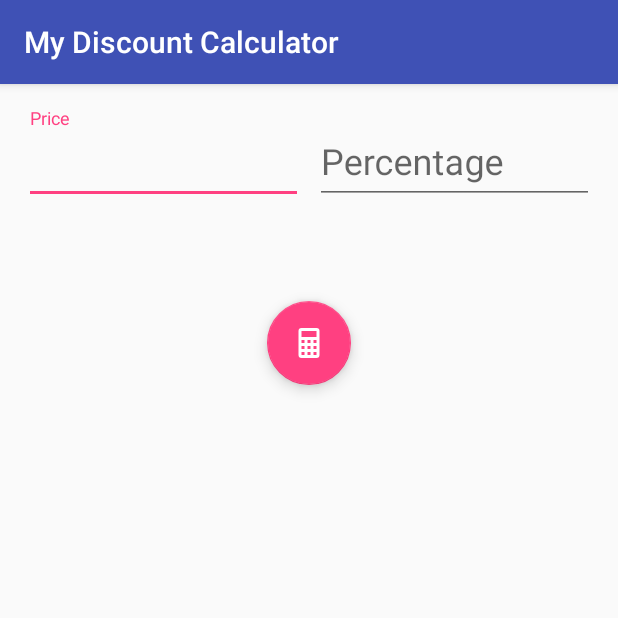
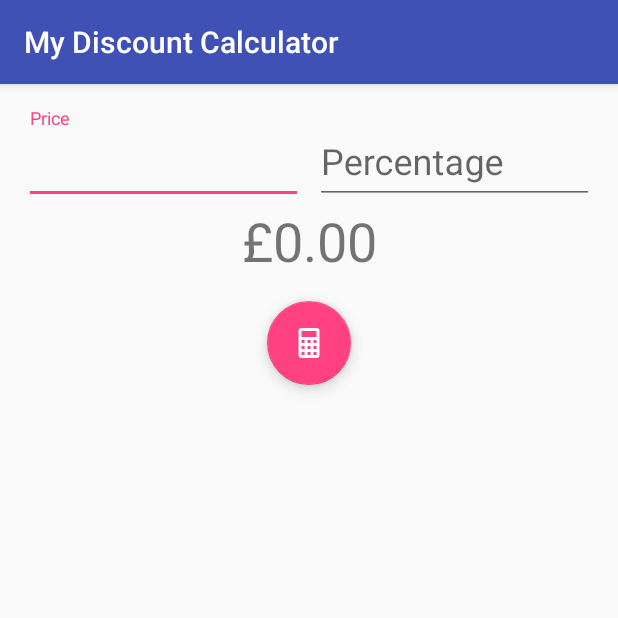
Before and after one commit to Jamizzle93/my-discount-calculator, an Android app: the screen it shows after launch (MainActivity), on a phone screen of 412 x 824 dp, the top half of it. Run offline under Robolectric (Android 15) with nearby library versions, the light colour scheme and no system bars.

Commit message:
feat(CalculateDiscount): Set the default text for the calculated price

```diff
--- a/app/src/main/java/com/mysticwater/mydiscountcalculator/CalculateDiscountFragment.kt
+++ b/app/src/main/java/com/mysticwater/mydiscountcalculator/CalculateDiscountFragment.kt
@@ -20,6 +20,7 @@ class CalculateDiscountFragment : Fragment() {
         val view = inflater.inflate(R.layout.fragment_calculate, container, false)
 
         calculatedPriceText = view.findViewById(R.id.text_calculated_price)
+        calculatedPriceText.text = getString(R.string.text_price_zero)
 
         setupFab(view)
 
--- a/app/src/main/res/values/strings.xml
+++ b/app/src/main/res/values/strings.xml
@@ -4,4 +4,6 @@
 
     <string name="hint_price">Price</string>
     <string name="hint_percentage">Percentage</string>
+
+    <string name="text_price_zero">£0.00</string>
 </resources>
```
